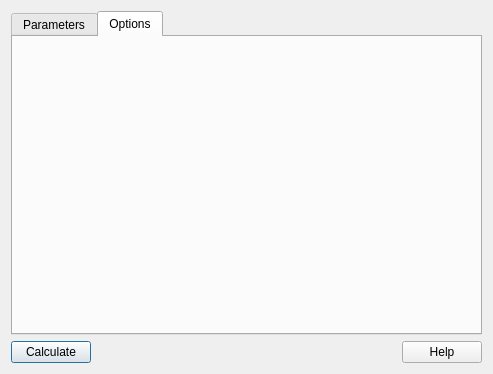
Before: the Qt Designer form src/sas/qtgui/Perspectives/SizeDistribution/UI/SizeDistributionUI.ui in SasView/sasview, drawn with Qt 5.
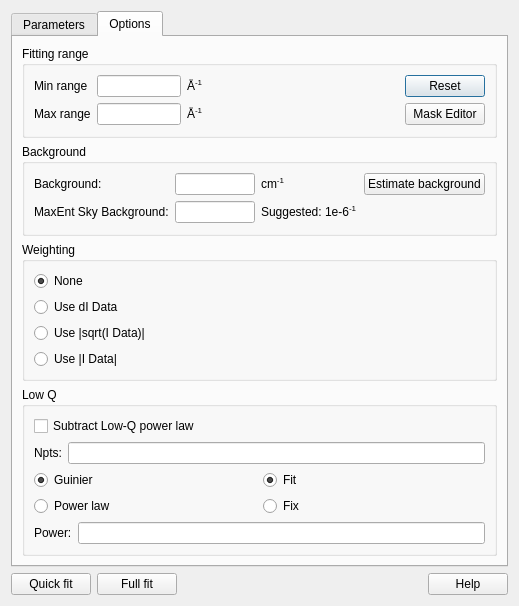
After: the same form once the commit is applied. The open tabs and pages were chosen to show the change.

Commit message: add initial input entries to SizeDistribution UI

The edit to the form file:
```diff
--- a/src/sas/qtgui/Perspectives/SizeDistribution/UI/SizeDistributionUI.ui
+++ b/src/sas/qtgui/Perspectives/SizeDistribution/UI/SizeDistributionUI.ui
@@ -6,8 +6,8 @@
    <rect>
     <x>0</x>
     <y>0</y>
-    <width>493</width>
-    <height>374</height>
+    <width>519</width>
+    <height>398</height>
    </rect>
   </property>
   <property name="sizePolicy">
@@ -61,18 +61,339 @@
       </attribute>
       <layout class="QGridLayout" name="gridLayout_9">
        <item row="0" column="0">
-        <spacer name="verticalSpacer">
-         <property name="orientation">
-          <enum>Qt::Vertical</enum>
+        <widget class="QGroupBox" name="boxFittingRange">
+         <property name="title">
+          <string>Fitting range</string>
          </property>
-         <property name="sizeHint" stdset="0">
-          <size>
-           <width>20</width>
-           <height>255</height>
-          </size>
+         <layout class="QGridLayout" name="gridLayout_11">
+          <item row="0" column="0" rowspan="2">
+           <layout class="QGridLayout" name="gridLayout_13">
+            <item row="0" column="0">
+             <widget class="QLabel" name="lblMinRange">
+              <property name="text">
+               <string>Min range</string>
+              </property>
+             </widget>
+            </item>
+            <item row="0" column="1">
+             <widget class="QLineEdit" name="txtMinRange">
+              <property name="minimumSize">
+               <size>
+                <width>80</width>
+                <height>0</height>
+               </size>
+              </property>
+              <property name="toolTip">
+               <string>&lt;html&gt;&lt;head/&gt;&lt;body&gt;&lt;p&gt;Minimum
+                value of Q.&lt;/p&gt;&lt;/body&gt;&lt;/html&gt;
+               </string>
+              </property>
+             </widget>
+            </item>
+            <item row="0" column="2">
+             <widget class="QLabel" name="label_13">
+              <property name="text">
+               <string>&lt;html&gt;&lt;head/&gt;&lt;body&gt;&lt;p&gt;Å&lt;span
+                style=&quot; vertical-align:super;&quot;&gt;-1&lt;/span&gt;&lt;/p&gt;&lt;/body&gt;&lt;/html&gt;
+               </string>
+              </property>
+             </widget>
+            </item>
+            <item row="1" column="0">
+             <widget class="QLabel" name="lblMaxRange">
+              <property name="text">
+               <string>Max range</string>
+              </property>
+             </widget>
+            </item>
+            <item row="1" column="1">
+             <widget class="QLineEdit" name="txtMaxRange">
+              <property name="minimumSize">
+               <size>
+                <width>80</width>
+                <height>0</height>
+               </size>
+              </property>
+              <property name="toolTip">
+               <string>&lt;html&gt;&lt;head/&gt;&lt;body&gt;&lt;p&gt;Maximum
+                value of Q.&lt;/p&gt;&lt;/body&gt;&lt;/html&gt;
+               </string>
+              </property>
+             </widget>
+            </item>
+            <item row="1" column="2">
+             <widget class="QLabel" name="label_15">
+              <property name="text">
+               <string>&lt;html&gt;&lt;head/&gt;&lt;body&gt;&lt;p&gt;Å&lt;span
+                style=&quot; vertical-align:super;&quot;&gt;-1&lt;/span&gt;&lt;/p&gt;&lt;/body&gt;&lt;/html&gt;
+               </string>
+              </property>
+             </widget>
+            </item>
+           </layout>
+          </item>
+          <item row="0" column="1" rowspan="2">
+           <spacer name="horizontalSpacer_8">
+            <property name="orientation">
+             <enum>Qt::Horizontal</enum>
+            </property>
+            <property name="sizeHint" stdset="0">
+             <size>
+              <width>217</width>
+              <height>20</height>
+             </size>
+            </property>
+           </spacer>
+          </item>
+          <item row="0" column="2">
+           <widget class="QPushButton" name="cmdReset">
+            <property name="toolTip">
+             <string>&lt;html&gt;&lt;head/&gt;&lt;body&gt;&lt;p&gt;Reset
+              the Q range to the default.&lt;/p&gt;&lt;/body&gt;&lt;/html&gt;
+             </string>
+            </property>
+            <property name="text">
+             <string>Reset</string>
+            </property>
+           </widget>
+          </item>
+          <item row="1" column="2">
+           <widget class="QPushButton" name="cmdMaskEdit">
+            <property name="text">
+             <string>Mask Editor</string>
+            </property>
+           </widget>
+          </item>
+         </layout>
+        </widget>
+       </item>
+       <item row="1" column="0">
+        <widget class="QGroupBox" name="boxBackground">
+         <property name="title">
+          <string>Background</string>
          </property>
-        </spacer>
+         <layout class="QGridLayout" name="gridLayout_21">
+          <item row="0" column="0">
+           <widget class="QLabel" name="lblBackgd">
+            <property name="text">
+             <string>Background:</string>
+            </property>
+           </widget>
+          </item>
+          <item row="0" column="1">
+           <widget class="QLineEdit" name="txtBackgd"/>
+          </item>
+          <item row="0" column="2">
+           <widget class="QLabel" name="label_8">
+            <property name="text">
+             <string>&lt;html&gt;&lt;head/&gt;&lt;body&gt;&lt;p&gt;cm&lt;span style=&quot;
+              vertical-align:super;&quot;&gt;-1&lt;/span&gt;&lt;/p&gt;&lt;/body&gt;&lt;/html&gt;
+             </string>
+            </property>
+           </widget>
+          </item>
+          <item row="0" column="3">
+           <widget class="QPushButton" name="cmdEstimateBackground">
+            <property name="text">
+             <string>Estimate background</string>
+            </property>
+           </widget>
+          </item>
+          <item row="1" column="0">
+           <widget class="QLabel" name="lblSkyBackgd">
+            <property name="text">
+             <string>MaxEnt Sky Background:</string>
+            </property>
+           </widget>
+          </item>
+          <item row="1" column="1">
+           <widget class="QLineEdit" name="txtSkyBackgd"/>
+          </item>
+          <item row="1" column="2">
+           <widget class="QLabel" name="label_8">
+            <property name="text">
+             <string>&lt;html&gt;&lt;head/&gt;&lt;body&gt;&lt;p&gt;Suggested: 1e-6&lt;span style=&quot;vertical-align:super;&quot;&gt;-1&lt;/span&gt;&lt;/p&gt;&lt;/body&gt;&lt;/html&gt;</string>
+            </property>
+           </widget>
+          </item>
+         </layout>
+        </widget>
        </item>
+       <item row="2" column="0">
+        <widget class="QGroupBox" name="boxWeighting">
+         <property name="title">
+          <string>Weighting</string>
+         </property>
+         <layout class="QGridLayout" name="gridLayout_20">
+          <item row="0" column="0">
+           <layout class="QVBoxLayout" name="verticalLayout">
+            <item>
+             <widget class="QRadioButton"
+                     name="rbWeighting1">
+              <property name="text">
+               <string>None</string>
+              </property>
+              <property name="checked">
+               <bool>true</bool>
+              </property>
+             </widget>
+            </item>
+            <item>
+             <widget class="QRadioButton"
+                     name="rbWeighting2">
+              <property name="text">
+               <string>Use dI Data</string>
+              </property>
+             </widget>
+            </item>
+            <item>
+             <widget class="QRadioButton"
+                     name="rbWeighting3">
+              <property name="text">
+               <string>Use |sqrt(I Data)|</string>
+              </property>
+             </widget>
+            </item>
+            <item>
+             <widget class="QRadioButton"
+                     name="rbWeighting4">
+              <property name="text">
+               <string>Use |I Data|</string>
+              </property>
+             </widget>
+            </item>
+           </layout>
+          </item>
+         </layout>
+        </widget>
+       </item>
+       <item row="3" column="0">
+        <widget class="QGroupBox" name="boxLowQ">
+         <property name="title">
+          <string>Low Q</string>
+         </property>
+         <layout class="QGridLayout" name="gridLayout_7">
+          <item row="1" column="0" colspan="2">
+           <layout class="QHBoxLayout" name="horizontalLayout_3">
+            <item>
+             <widget class="QLabel" name="lblNptsLowQ">
+              <property name="text">
+               <string>Npts:</string>
+              </property>
+             </widget>
+            </item>
+            <item>
+             <widget class="QLineEdit" name="txtNptsLowQ">
+              <property name="toolTip">
+               <string>Number of Q points to consider
+                while extrapolating the low-Q region
+               </string>
+              </property>
+             </widget>
+            </item>
+           </layout>
+          </item>
+          <item row="2" column="0">
+           <layout class="QVBoxLayout" name="verticalLayout_2">
+            <item>
+             <widget class="QRadioButton" name="rbGuinier">
+              <property name="text">
+               <string>Guinier</string>
+              </property>
+              <property name="checked">
+               <bool>true</bool>
+              </property>
+              <property name="autoExclusive">
+               <bool>false</bool>
+              </property>
+             </widget>
+            </item>
+            <item>
+             <widget class="QRadioButton" name="rbPowerLawLowQ">
+              <property name="text">
+               <string>Power law</string>
+              </property>
+              <property name="checked">
+               <bool>false</bool>
+              </property>
+              <property name="autoExclusive">
+               <bool>false</bool>
+              </property>
+             </widget>
+            </item>
+           </layout>
+          </item>
+          <item row="3" column="0" colspan="2">
+           <layout class="QHBoxLayout" name="horizontalLayout_6">
+            <item>
+             <widget class="QLabel" name="lblPowerLowQ">
+              <property name="text">
+               <string>Power:</string>
+              </property>
+             </widget>
+            </item>
+            <item>
+             <widget class="QLineEdit" name="txtPowerLowQ">
+              <property name="toolTip">
+               <string>Exponent to apply to the Power_law function.</string>
+              </property>
+             </widget>
+            </item>
+           </layout>
+          </item>
+          <item row="0" column="0" colspan="2">
+           <widget class="QCheckBox" name="chkLowQ">
+            <property name="toolTip">
+             <string>Check to subtract low-Q power law</string>
+            </property>
+            <property name="text">
+             <string>Subtract Low-Q power law</string>
+            </property>
+           </widget>
+          </item>
+          <item row="2" column="1">
+           <layout class="QVBoxLayout" name="verticalLayout">
+            <item>
+             <widget class="QRadioButton" name="rbFitLowQ">
+              <property name="enabled">
+               <bool>true</bool>
+              </property>
+              <property name="text">
+               <string>Fit</string>
+              </property>
+              <property name="checkable">
+               <bool>true</bool>
+              </property>
+              <property name="checked">
+               <bool>true</bool>
+              </property>
+              <property name="autoExclusive">
+               <bool>true</bool>
+              </property>
+             </widget>
+            </item>
+            <item>
+             <widget class="QRadioButton" name="rbFixLowQ">
+              <property name="text">
+               <string>Fix</string>
+              </property>
+              <property name="checkable">
+               <bool>true</bool>
+              </property>
+              <property name="checked">
+               <bool>false</bool>
+              </property>
+              <property name="autoExclusive">
+               <bool>true</bool>
+              </property>
+             </widget>
+            </item>
+           </layout>
+          </item>
+         </layout>
+        </widget>
+       </item>
+
       </layout>
      </widget>
     </widget>
@@ -88,7 +409,17 @@
         <bool>true</bool>
        </property>
        <property name="text">
-        <string>Calculate</string>
+        <string>Quick fit</string>
+       </property>
+      </widget>
+     </item>
+     <item>
+      <widget class="QPushButton" name="fullFitButton">
+       <property name="enabled">
+        <bool>true</bool>
+       </property>
+       <property name="text">
+        <string>Full fit</string>
        </property>
       </widget>
      </item>
```
Left out of the diff: 224 changed lines with no effect on the pictures.
